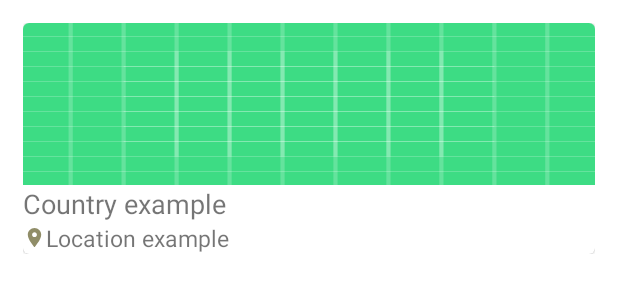
After one commit to AlehKastsiukovich/Travel_Helper_It_Academy, an Android app: the layout item_country.xml on its own in the app's theme, with its tools: preview values and no code run, on a phone screen of 412 x 824 dp. The commit adds this screen. Shown: the top 300 px of the screen. Run offline under Robolectric (Android 15) with nearby library versions, the phone set to English and light mode, and no system bars.

```diff
--- a/app/build.gradle
+++ b/app/build.gradle
@@ -37,13 +37,13 @@ android {
 }
 
 dependencies {
-
+    implementation "androidx.recyclerview:recyclerview:1.1.0"
     implementation "org.jetbrains.kotlin:kotlin-stdlib:$kotlin_version"
     implementation 'androidx.core:core-ktx:1.3.2'
     implementation 'androidx.appcompat:appcompat:1.2.0'
     implementation 'com.google.android.material:material:1.2.1'
     implementation 'androidx.constraintlayout:constraintlayout:2.0.4'
-    testImplementation 'junit:junit:4.+'
+    testImplementation 'junit:junit:4.13.1'
     androidTestImplementation 'androidx.test.ext:junit:1.1.2'
     androidTestImplementation 'androidx.test.espresso:espresso-core:3.3.0'
 }
--- a/app/src/main/java/by/itacademy/training/travelhelper/view/CountryListFragment.kt
+++ b/app/src/main/java/by/itacademy/training/travelhelper/view/CountryListFragment.kt
@@ -17,6 +17,6 @@ class CountryListFragment : Fragment() {
         savedInstanceState: Bundle?
     ): View? {
         binding = FragmentCountryListBinding.inflate(inflater, container, false)
-        return super.onCreateView(inflater, container, savedInstanceState)
+        return binding.root
     }
 }
--- /dev/null
+++ b/app/src/main/res/drawable/ic_baseline_location_on_24.xml
@@ -0,0 +1,10 @@
+<vector xmlns:android="http://schemas.android.com/apk/res/android"
+    android:width="15dp"
+    android:height="15dp"
+    android:tint="#908D68"
+    android:viewportWidth="24"
+    android:viewportHeight="24">
+    <path
+        android:fillColor="@android:color/white"
+        android:pathData="M12,2C8.13,2 5,5.13 5,9c0,5.25 7,13 7,13s7,-7.75 7,-13c0,-3.87 -3.13,-7 -7,-7zM12,11.5c-1.38,0 -2.5,-1.12 -2.5,-2.5s1.12,-2.5 2.5,-2.5 2.5,1.12 2.5,2.5 -1.12,2.5 -2.5,2.5z" />
+</vector>
--- /dev/null
+++ b/app/src/main/res/layout/item_country.xml
@@ -0,0 +1,43 @@
+<?xml version="1.0" encoding="utf-8"?>
+<androidx.constraintlayout.widget.ConstraintLayout xmlns:android="http://schemas.android.com/apk/res/android"
+    xmlns:app="http://schemas.android.com/apk/res-auto"
+    android:layout_width="match_parent"
+    android:layout_height="wrap_content"
+    android:layout_margin="15dp">
+
+    <com.google.android.material.card.MaterialCardView
+        android:id="@+id/countryCardView"
+        android:layout_width="match_parent"
+        android:layout_height="wrap_content"
+        app:layout_constraintTop_toTopOf="parent"
+        android:elevation="4dp">
+
+        <LinearLayout
+            android:layout_width="match_parent"
+            android:layout_height="match_parent"
+            android:orientation="vertical">
+
+            <ImageView
+                android:id="@+id/countryImageView"
+                android:layout_width="match_parent"
+                android:scaleType="fitXY"
+                android:src="@drawable/ic_launcher_background"
+                android:layout_height="wrap_content"/>
+
+            <TextView
+                android:id="@+id/countryName"
+                android:layout_width="match_parent"
+                android:layout_height="wrap_content"
+                android:textSize="18sp"
+                android:text="@string/country_example" />
+
+            <TextView
+                android:id="@+id/countryLocation"
+                android:layout_width="match_parent"
+                android:layout_height="wrap_content"
+                android:text="@string/location_example"
+                android:textSize="15sp"
+                app:drawableStartCompat="@drawable/ic_baseline_location_on_24" />
+        </LinearLayout>
+    </com.google.android.material.card.MaterialCardView>
+</androidx.constraintlayout.widget.ConstraintLayout>
--- a/app/src/main/res/values/strings.xml
+++ b/app/src/main/res/values/strings.xml
@@ -1,3 +1,5 @@
 <resources>
     <string name="app_name">TravelHelper</string>
+    <string name="country_example">Country example</string>
+    <string name="location_example">Location example</string>
 </resources>
```
Also changed, not shown: app/src/main/java/by/itacademy/training/travelhelper/entity/Country.kt (added, +8 -0 lines), app/src/main/java/by/itacademy/training/travelhelper/view/adapter/CountryAdapter.kt (added, +24 -0 lines), app/src/main/res/layout/fragment_country_list.xml (+6 -2 lines).
